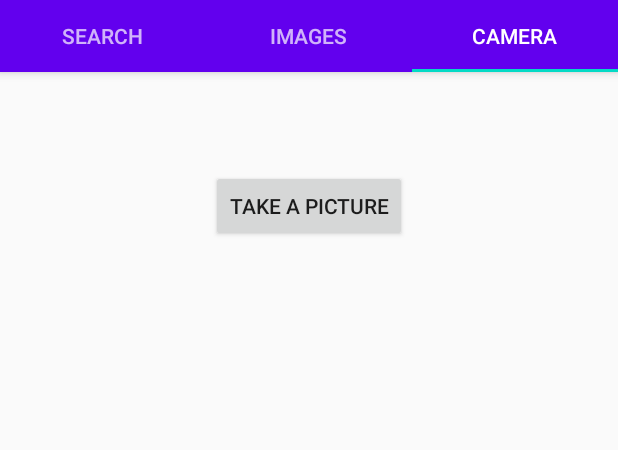
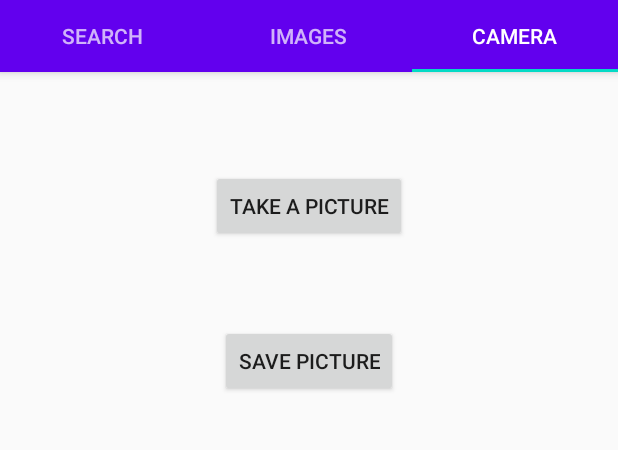
Before and after one commit to AndrewDunham/Cmpt385Project, an Android app: the screen it shows after launch (MainActivity), tab 3 chosen, on a phone screen of 412 x 824 dp, the part 89-539 px from its top. Run offline under Robolectric (Android 15) with nearby library versions, the phone set to English and light mode, and no system bars.

Commit message:
save images to external location

```diff
--- a/app/src/main/AndroidManifest.xml
+++ b/app/src/main/AndroidManifest.xml
@@ -3,6 +3,12 @@
     package="com.example.cmpt385">
 
     <uses-permission android:name="android.permission.INTERNET"/>
+    <uses-feature
+        android:name="android.hardware.Camera"
+        android:required="false"/>
+    <uses-permission android:name="android.permission.READ_EXTERNAL_STORAGE"></uses-permission>
+    <uses-permission android:name="android.permission.WRITE_EXTERNAL_STORAGE"></uses-permission>
+
 
 
     <application
--- a/app/src/main/res/layout/fragment3.xml
+++ b/app/src/main/res/layout/fragment3.xml
@@ -17,6 +17,14 @@
         android:layout_gravity="center_horizontal"
         android:layout_marginTop="55dp"
         />
+    <Button
+        android:layout_width="wrap_content"
+        android:layout_height="wrap_content"
+        android:text="Save Picture"
+        android:id="@+id/bt_save"
+        android:layout_gravity="center_horizontal"
+        android:layout_marginTop="55dp"
+        />
 
     <ImageView
         android:layout_width="match_parent"
@@ -25,4 +33,6 @@
         android:id="@+id/imageView"
         />
 
+
+
 </LinearLayout>
```
Also changed, not shown: app/src/main/java/com/example/cmpt385/Tab3.java (+37 -0 lines).
